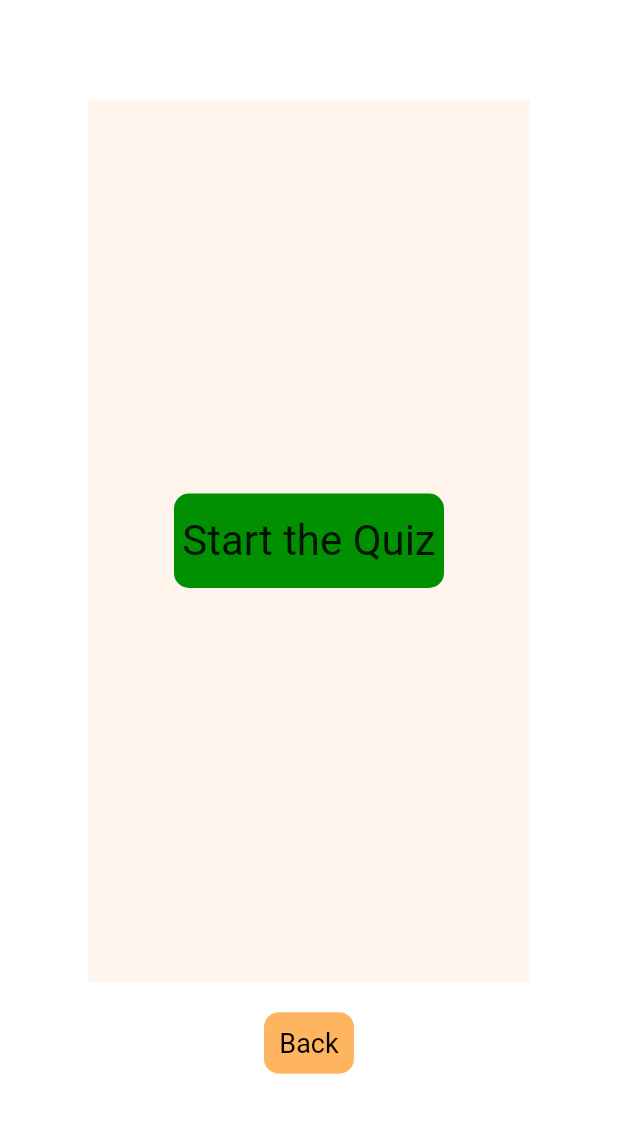
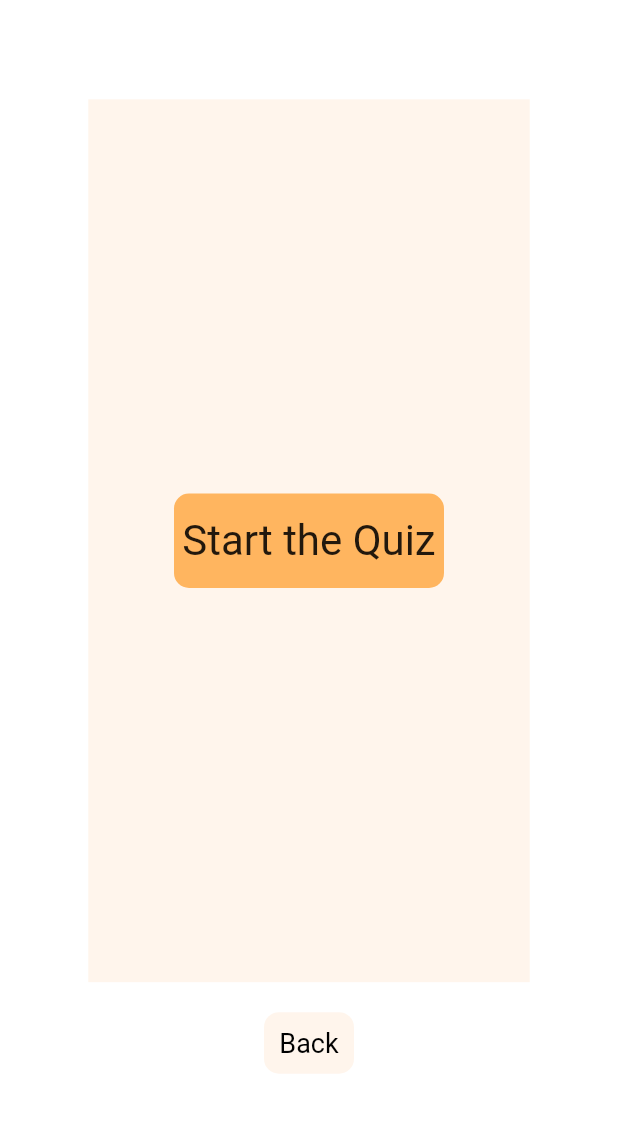
Before and after one commit to adiyazid/quranirab, a Flutter app: the QuizHome screen opened directly, on a phone screen of 412 x 824 dp, the part 69-1202 px from its top. Run offline on Flutter 3.47's test engine with Material 2 defaults, Android fonts, the phone set to English and light mode, and no system bars; our stand-ins replace cloud_firestore, firebase_auth, firebase_core, firebase_storage, get_storage, google_sign_in and 4 more; missing offline and left inert: cool_dropdown, custom_pop_up_menu, dart:html, quran, skeleton_loader; accounts and stored records are empty.

Commit message:
Dark Mode Quiz

```diff
--- a/lib/quiz_module/quiz.home.dart
+++ b/lib/quiz_module/quiz.home.dart
@@ -1,7 +1,9 @@
 import 'package:flutter/material.dart';
+import 'package:provider/provider.dart';
 import 'package:quranirab/quiz_module/utils/button114.dart';
 import 'package:quranirab/quiz_module/utils/button182.dart';
 import 'package:quranirab/quiz_module/utils/colors.dart';
+import 'package:quranirab/theme/theme_provider.dart';
 import 'package:quranirab/widget/appbar.widget.dart';
 import 'package:quranirab/widget/menu.dart';
 import 'package:quranirab/widget/setting.dart';
@@ -19,8 +21,9 @@ class QuizHome extends StatefulWidget {
 class _QuizHomeState extends State<QuizHome> {
   @override
   Widget build(BuildContext context) {
+    var themeProvider = Provider.of<ThemeProvider>(context);
     return Scaffold(
-      backgroundColor: Colors.white12,
+      backgroundColor: themeProvider.isDarkMode ? Color(0xff666666) : Colors.white,
       drawer: const Menu(),
       endDrawer: const Setting(),
       body: DefaultTabController(
@@ -39,7 +42,6 @@ class _QuizHomeState extends State<QuizHome> {
                   mainAxisAlignment: MainAxisAlignment.center,
                   crossAxisAlignment: CrossAxisAlignment.center,
                   children: [
-
                     // Padding(
                     //   padding: const EdgeInsets.all(8.0),
                     //   child: Text('Quiz Page ${widget.page}',
@@ -51,14 +53,14 @@ class _QuizHomeState extends State<QuizHome> {
                     Padding(
                       padding: const EdgeInsets.only(top: 50, bottom: 20),
                       child: Container(
-                          color: const Color(0xfffff5ec),
+                          color: themeProvider.isDarkMode ? Color(0xff808ba1) : Color(0xfffff5ec),
                           width: MediaQuery.of(context).size.width / 1.4,
                           height: MediaQuery.of(context).size.height / 1.4,
                           child: Center(
                             child: button182(
                                 'Start the Quiz',
                                 const TextStyle(fontSize: 28),
-                                ManyColors.color11,
+                                themeProvider.isDarkMode ? ManyColors.color4 : ManyColors.color0,
                                 10, () {
                               Navigator.push(
                                   context,
@@ -70,7 +72,7 @@ class _QuizHomeState extends State<QuizHome> {
                     button114(
                         'Back',
                         const TextStyle(color: Colors.black, fontSize: 18),
-                        const Color(0xffffb55f),
+                        const Color(0xfffff5ec),
                         10, () {
                       Navigator.pop(context);
                     }, true),
--- a/lib/quiz_module/utils/colors.dart
+++ b/lib/quiz_module/utils/colors.dart
@@ -3,6 +3,7 @@ import 'dart:ui';
 
 class ManyColors{
   //
+  static const Color color0 = Color(0xffffb55f);
   static const Color color1 = Color(0xff5cc3c2);
   static const Color color2 = Color(0xffd77071);
   static const Color color3 = Color(0xffffc3c5);
--- a/lib/views/auth/landing.page.dart
+++ b/lib/views/auth/landing.page.dart
@@ -1,6 +1,7 @@
 import 'package:flutter/material.dart';
 import 'package:provider/provider.dart';
 import 'package:quranirab/provider/user.provider.dart';
+import 'package:quranirab/quiz_module/quiz.home.dart';
 
 import '../data.from.firestore.dart';
 import '../home.page.dart';
@@ -15,7 +16,7 @@ class LandingPage extends StatelessWidget {
 
     if (appUser.user != null) {
       print('Logged in');
-      return const HomePage();
+      return const QuizHome(1);
       // return const DummyPage();
     } else {
       print('Not logged in');
--- a/lib/views/surah.screen.dart
+++ b/lib/views/surah.screen.dart
@@ -817,7 +817,8 @@ class _SurahScreenState extends State<SurahScreen>
                           )),
                     ),
               ElevatedButton(
-                style: ElevatedButton.styleFrom(primary: Colors.orangeAccent),
+                style: ElevatedButton.styleFrom(
+                    primary: Colors.orangeAccent),
                   onPressed: () => Navigator.push(
                       context,
                       MaterialPageRoute(
```
Also changed, not shown: lib/quiz_module/Quiz.Score.dart (+10 -5 lines), lib/quiz_module/quiz.dart (+10 -9 lines), 1 other file.
